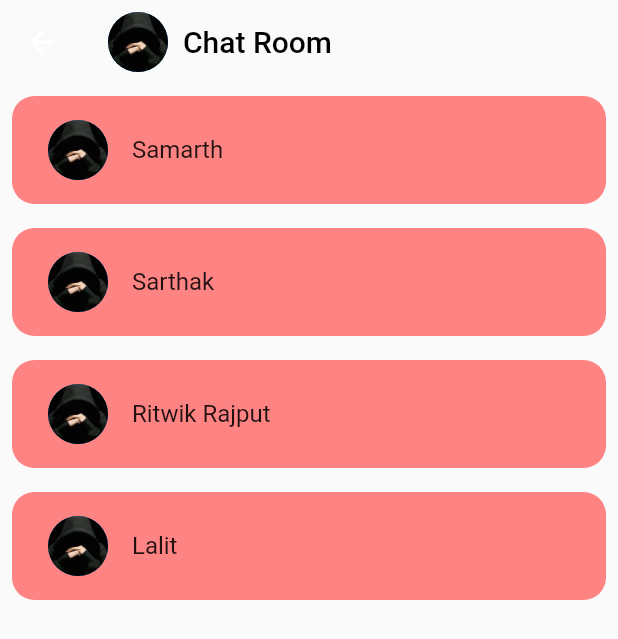
After one commit to Sam-commit/Health-Emergency-App, a Flutter app: the ChatScreen screen opened directly, on a phone screen of 412 x 824 dp. The commit adds this screen. Shown: the top 639 px of the screen. Run offline on Flutter 3.47's test engine with Material 2 defaults, Android fonts, the phone set to English and light mode, and no system bars; our stand-ins replace firebase_core, firebase_messaging, flutter_local_notifications, font_awesome_flutter, toggle_switch; accounts and stored records are empty; network calls fail.

Commit message:
made screens

```diff
--- /dev/null
+++ b/pro_tec/lib/chat_screen.dart
@@ -0,0 +1,53 @@
+import 'package:flutter/material.dart';
+
+
+class ChatScreen extends StatefulWidget {
+  const ChatScreen({Key? key}) : super(key: key);
+
+  @override
+  _ChatScreenState createState() => _ChatScreenState();
+}
+
+class _ChatScreenState extends State<ChatScreen> {
+
+  List<dynamic>data=["Samarth", "Sarthak", "Ritwik Rajput", "Lalit"];
+
+  @override
+  Widget build(BuildContext context) {
+    return SafeArea(
+      child: Scaffold(
+        appBar: AppBar(
+          title: Row(
+            children: [
+              CircleAvatar(backgroundImage: AssetImage("images/img2.jpg"),),
+              SizedBox(width: 10,),
+              Text("Chat Room",style: TextStyle(color: Colors.black),)
+            ],
+          ),
+          elevation: 0,
+          backgroundColor: Colors.white.withOpacity(0),
+        ),
+        body: ListView.builder(
+          itemCount: data.length,
+            itemBuilder: (BuildContext context,int index){
+          return Padding(
+            padding: const EdgeInsets.all(8.0),
+            child: Container(
+              decoration: BoxDecoration(
+                color: Color(0xFFFE8383),
+                borderRadius: BorderRadius.circular(15)
+              ),
+              child: Padding(
+                padding: const EdgeInsets.all(8.0),
+                child: ListTile(
+                  leading: CircleAvatar(backgroundImage: AssetImage("images/img2.jpg"),),
+                  title: Text(data[index]),
+                ),
+              ),
+            ),
+          );
+        })),
+
+    );
+  }
+}
--- a/pro_tec/pubspec.yaml
+++ b/pro_tec/pubspec.yaml
@@ -39,6 +39,7 @@ dependencies:
   firebase_messaging: ^11.2.12
   firebase_core: ^1.14.0
   flutter_local_notifications: ^9.4.0
+  http: ^0.13.4
 
 
 
```
Also changed, not shown: pro_tec/lib/main.dart (+18 -3 lines), pro_tec/lib/networking.dart (+106 -0 lines), pro_tec/lib/personal_chat.dart (added, +63 -0 lines), pro_tec/pubspec.lock.
